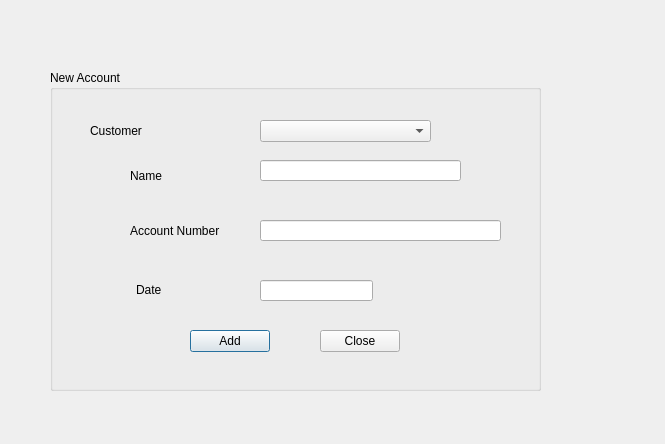
Qt form accountcreate.ui (jonathansaetre/BankSystem) before a commit.
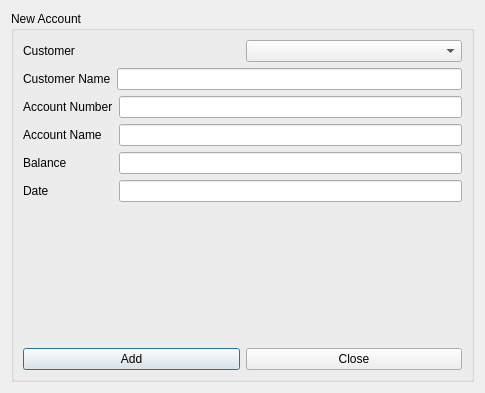
The same form after that commit.

Commit message: Adding an account+ som changes i Data Base and dbmanager

Patch:
```diff
--- a/accountcreate.ui
+++ b/accountcreate.ui
@@ -6,144 +6,114 @@
    <rect>
     <x>0</x>
     <y>0</y>
-    <width>665</width>
-    <height>444</height>
+    <width>485</width>
+    <height>393</height>
    </rect>
   </property>
   <property name="windowTitle">
    <string>Dialog</string>
   </property>
+  <layout class="QVBoxLayout" name="verticalLayout_2">
+   <item>
   <widget class="QGroupBox" name="groupBox">
-   <property name="geometry">
-    <rect>
-     <x>50</x>
-     <y>70</y>
-     <width>491</width>
-     <height>321</height>
-    </rect>
-   </property>
    <property name="title">
     <string>New Account</string>
    </property>
-   <widget class="QLabel" name="label">
-    <property name="geometry">
-     <rect>
-      <x>40</x>
-      <y>50</y>
-      <width>111</width>
-      <height>21</height>
-     </rect>
-    </property>
+     <layout class="QVBoxLayout" name="verticalLayout">
+      <item>
+       <layout class="QHBoxLayout" name="horizontalLayout">
+        <item>
+         <widget class="QLabel" name="ssnLabel">
     <property name="text">
      <string>Customer</string>
     </property>
    </widget>
-   <widget class="QComboBox" name="comboBox">
-    <property name="geometry">
-     <rect>
-      <x>210</x>
-      <y>50</y>
-      <width>171</width>
-      <height>22</height>
-     </rect>
-    </property>
-   </widget>
-   <widget class="QLabel" name="label_2">
-    <property name="geometry">
-     <rect>
-      <x>80</x>
-      <y>90</y>
-      <width>71</width>
-      <height>31</height>
-     </rect>
-    </property>
+        </item>
+        <item>
+         <widget class="QComboBox" name="comboAccount"/>
+        </item>
+       </layout>
+      </item>
+      <item>
+       <layout class="QHBoxLayout" name="horizontalLayout_2">
+        <item>
+         <widget class="QLabel" name="customerNameLabel">
     <property name="text">
-     <string>Name</string>
-    </property>
-   </widget>
-   <widget class="QLineEdit" name="name">
-    <property name="geometry">
-     <rect>
-      <x>210</x>
-      <y>90</y>
-      <width>201</width>
-      <height>21</height>
-     </rect>
-    </property>
-   </widget>
-   <widget class="QLabel" name="label_3">
-    <property name="geometry">
-     <rect>
-      <x>80</x>
-      <y>150</y>
-      <width>101</width>
-      <height>21</height>
-     </rect>
-    </property>
+           <string>Customer Name</string>
+          </property>
+         </widget>
+        </item>
+        <item>
+         <widget class="QLineEdit" name="nameBox"/>
+        </item>
+       </layout>
+      </item>
+      <item>
+       <layout class="QFormLayout" name="formLayout">
+        <item row="0" column="0">
+         <widget class="QLabel" name="accountNrLabel">
     <property name="text">
      <string>Account Number</string>
     </property>
    </widget>
-   <widget class="QLineEdit" name="accountnr">
-    <property name="geometry">
-     <rect>
-      <x>210</x>
-      <y>150</y>
-      <width>241</width>
-      <height>21</height>
-     </rect>
-    </property>
-   </widget>
-   <widget class="QLabel" name="label_4">
-    <property name="geometry">
-     <rect>
-      <x>86</x>
-      <y>209</y>
-      <width>71</width>
-      <height>21</height>
-     </rect>
-    </property>
+        </item>
+        <item row="0" column="1">
+         <widget class="QLineEdit" name="accounNrBox"/>
+        </item>
+        <item row="1" column="0">
+         <widget class="QLabel" name="accoutNameLabel">
+          <property name="text">
+           <string>Account Name</string>
+          </property>
+         </widget>
+        </item>
+        <item row="1" column="1">
+         <widget class="QLineEdit" name="accountNameBox"/>
+        </item>
+        <item row="2" column="0">
+         <widget class="QLabel" name="balanceLabel">
+          <property name="text">
+           <string>Balance</string>
+          </property>
+         </widget>
+        </item>
+        <item row="2" column="1">
+         <widget class="QLineEdit" name="balanceBox"/>
+        </item>
+        <item row="3" column="0">
+         <widget class="QLabel" name="dateLabel">
     <property name="text">
      <string>Date</string>
     </property>
    </widget>
-   <widget class="QLineEdit" name="date">
-    <property name="geometry">
-     <rect>
-      <x>210</x>
-      <y>210</y>
-      <width>113</width>
-      <height>21</height>
-     </rect>
-    </property>
-   </widget>
+        </item>
+        <item row="3" column="1">
+         <widget class="QLineEdit" name="dateBox"/>
+        </item>
+       </layout>
+      </item>
+      <item>
+       <layout class="QHBoxLayout" name="horizontalLayout_5">
+        <item>
    <widget class="QPushButton" name="addButton">
-    <property name="geometry">
-     <rect>
-      <x>140</x>
-      <y>260</y>
-      <width>80</width>
-      <height>22</height>
-     </rect>
-    </property>
     <property name="text">
      <string>Add</string>
     </property>
    </widget>
+        </item>
+        <item>
    <widget class="QPushButton" name="closeButton">
-    <property name="geometry">
-     <rect>
-      <x>270</x>
-      <y>260</y>
-      <width>80</width>
-      <height>22</height>
-     </rect>
-    </property>
     <property name="text">
      <string>Close</string>
     </property>
    </widget>
-  </widget>
+        </item>
+       </layout>
+      </item>
+     </layout>
+    </widget>
+   </item>
+  </layout>
  </widget>
  <resources/>
  <connections/>
```
Lines whose indentation alone changed are shown as unchanged. The commit also changes 5 other files.
